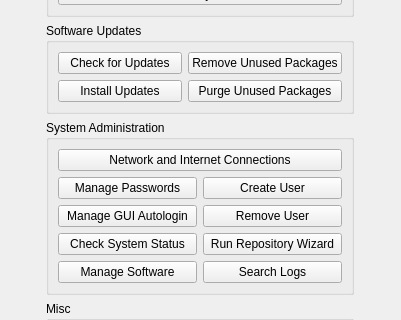
Kicksecure/sysmaint-panel, file ui/mainwindow.ui: the form before one commit; both pictures show x 0 to 401 and y 277 to 597 of the 401 by 678 pixel window.
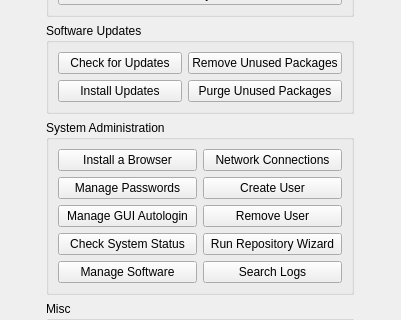
The form after the commit.

Commit message: Add "Install a Browser" button

Patch:
```diff
--- a/ui/mainwindow.ui
+++ b/ui/mainwindow.ui
@@ -195,10 +195,17 @@
            </property>
           </widget>
          </item>
-         <item row="0" column="0" colspan="2">
+         <item row="0" column="1">
           <widget class="QPushButton" name="networkConnButton">
            <property name="text">
-            <string>Network and Internet Connections</string>
+            <string>Network Connections</string>
+           </property>
+          </widget>
+         </item>
+         <item row="0" column="0">
+          <widget class="QPushButton" name="browserInstallButton">
+           <property name="text">
+            <string>Install a Browser</string>
            </property>
           </widget>
          </item>
```
The commit also changes 1 other file.
